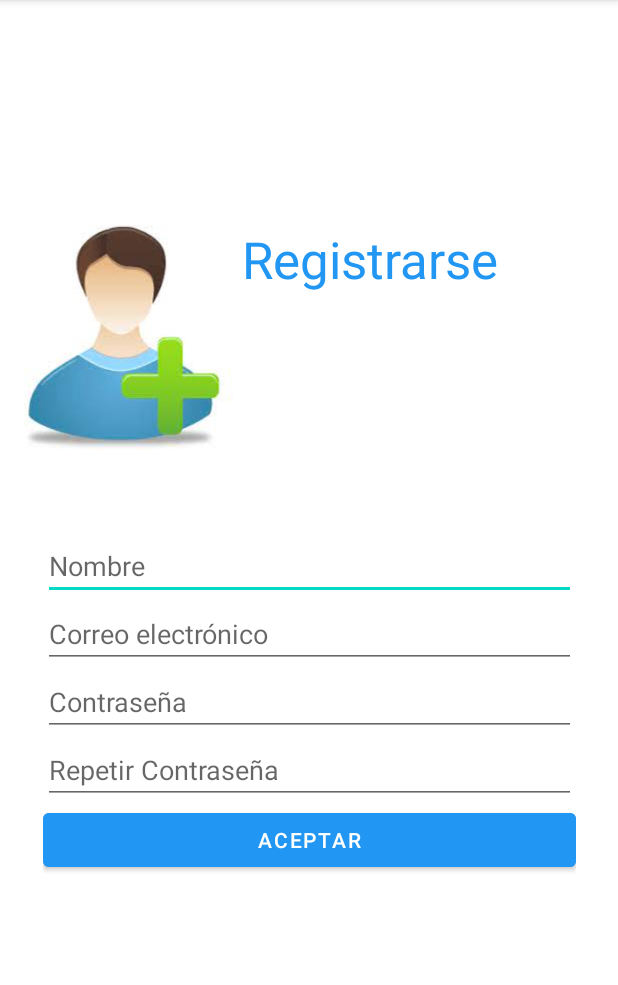
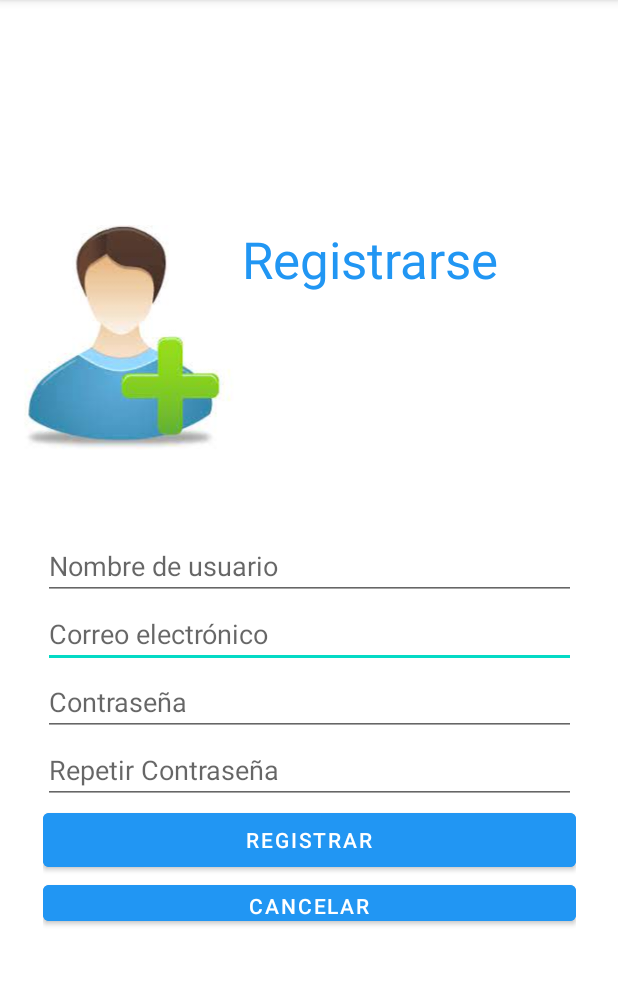
Before and after one commit to gustavopavichevich/TP3_Grupo6, an Android app: the Registro screen opened directly, with no data from a screen before it, on a phone screen of 412 x 824 dp, the part 84-1069 px from its top. Run offline under Robolectric (Android 15) with nearby library versions, the phone set to English and light mode, and no system bars.

```diff
--- a/app/build.gradle
+++ b/app/build.gradle
@@ -32,6 +32,8 @@ dependencies {
     implementation 'androidx.appcompat:appcompat:1.3.1'
     implementation 'com.google.android.material:material:1.4.0'
     implementation 'androidx.constraintlayout:constraintlayout:2.1.0'
+    implementation 'androidx.room:room-compiler:2.2.6'
+    implementation 'androidx.room:room-common:2.2.6'
     testImplementation 'junit:junit:4.+'
     androidTestImplementation 'androidx.test.ext:junit:1.1.3'
     androidTestImplementation 'androidx.test.espresso:espresso-core:3.4.0'
--- a/app/src/main/java/ar/com/parkingcontrol/entity/login.java
+++ /dev/null
@@ -1,4 +0,0 @@
-package ar.com.parkingcontrol.entity;
-
-public class login {
-}
--- a/app/src/main/res/layout/activity_registro.xml
+++ b/app/src/main/res/layout/activity_registro.xml
@@ -51,11 +51,13 @@
 
 
         <EditText
-            android:id="@+id/etNombre"
+            android:id="@+id/txtNombre"
             android:layout_width="match_parent"
             android:layout_height="wrap_content"
             android:ems="10"
-            android:hint="@string/txtNombre"
+            android:focusableInTouchMode="false"
+            android:focusedByDefault="false"
+            android:hint="Nombre de usuario"
             android:inputType="textPersonName" />
         <EditText
             android:id="@+id/edEmail"
@@ -70,21 +72,35 @@
             android:layout_width="match_parent"
             android:layout_height="wrap_content"
             android:ems="10"
-            android:hint="@string/txtPass" />
+            android:hint="@string/txtPass"
+            android:inputType="textPassword"
+            android:password="true" />
 
         <EditText
             android:id="@+id/etRepetirContrasenia"
             android:layout_width="match_parent"
             android:layout_height="wrap_content"
             android:ems="10"
-            android:hint="@string/txtRePass" />
+            android:hint="@string/txtRePass"
+            android:inputType="textPassword"
+            android:password="false" />
+
         <Button
             android:id="@+id/btnAceptar"
             android:layout_width="match_parent"
             android:layout_height="wrap_content"
             android:backgroundTint="#2196F3"
             android:onClick="Registrar"
-            android:text="Aceptar"
+            android:text="Registrar"
+            app:iconTint="#03A9F4" />
+
+        <Button
+            android:id="@+id/btnCancelar"
+            android:layout_width="match_parent"
+            android:layout_height="wrap_content"
+            android:backgroundTint="#2196F3"
+            android:onClick="Registrar"
+            android:text="Cancelar"
             app:iconTint="#03A9F4" />
     </LinearLayout>
 
```
Also changed, not shown: app/src/main/java/ar/com/parkingcontrol/Registro.java (+27 -38 lines), app/src/main/java/ar/com/parkingcontrol/entity/Usuario.java (added, +65 -0 lines), 1 other file.
